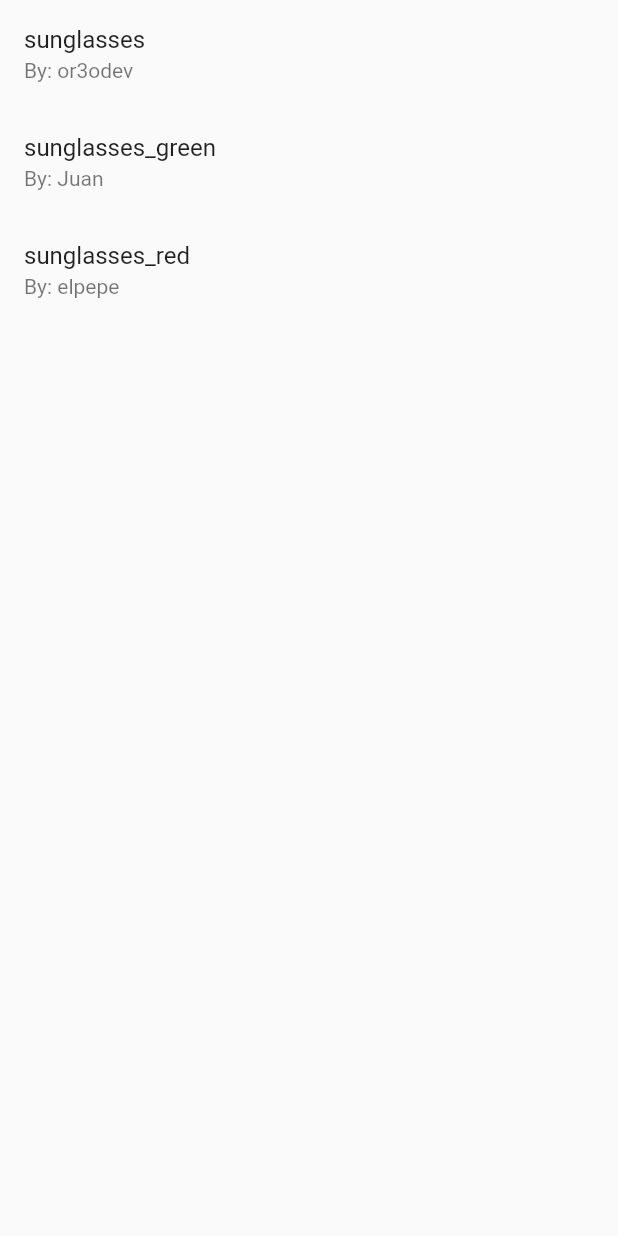
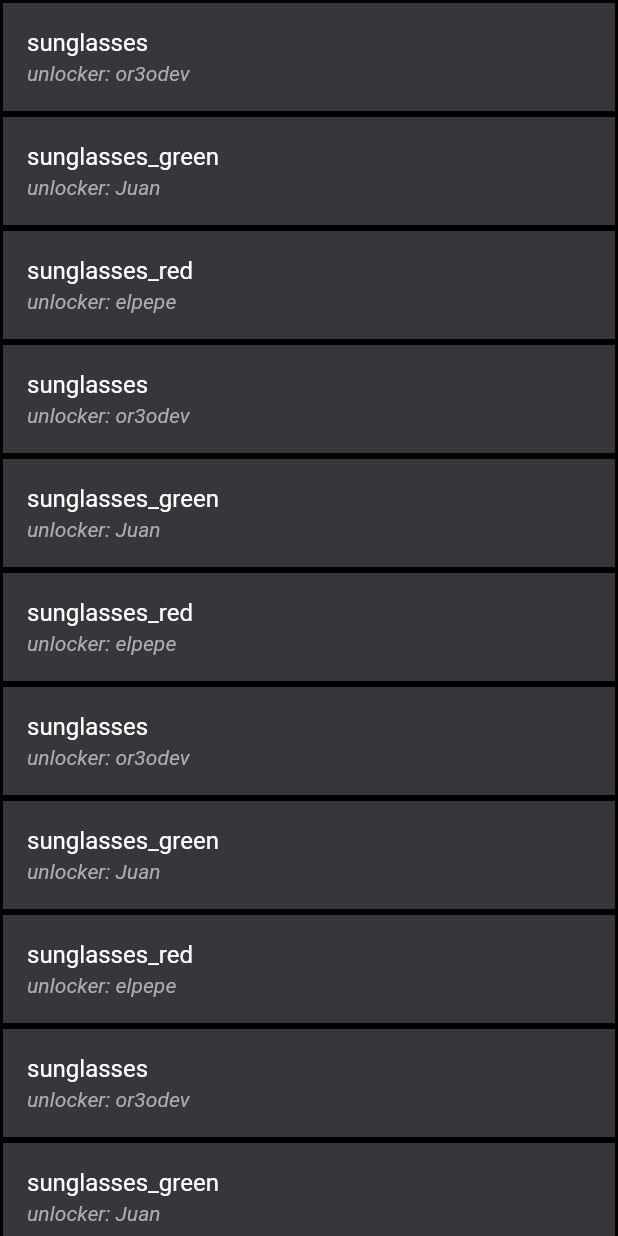
Before and after one commit to GalletaOreo98/LainChikita-Apk, a Flutter app: the screen it shows after launch, swiped to page 2, on a phone screen of 412 x 824 dp. Run offline on Flutter 3.47's test engine with Material 2 defaults, Android fonts, the light colour scheme and no system bars; our stand-ins replace audioplayers, fluttertoast, shared_preferences; missing offline and left inert: encrypt.

Commit message:
Add - Custom colors

```diff
--- /dev/null
+++ b/lain_chikita/lib/app_colors.dart
@@ -0,0 +1,9 @@
+import 'dart:ui';
+
+//Colores de Fondo
+const darkBackground = Color.fromARGB(255, 56, 53, 59);
+const mediumBackground = Color.fromARGB(255, 87, 71, 71);
+const lightBackground = Color.fromARGB(255, 87, 71, 71);
+
+//Colores de Texto
+const secondaryLightText = Color.fromARGB(255, 173, 173, 173);
--- a/lain_chikita/lib/global_vars.dart
+++ b/lain_chikita/lib/global_vars.dart
@@ -8,4 +8,19 @@ List<Map<String, dynamic>> inventory = [
   {'name': 'sunglasses', 'unlockedby': 'or3odev'},
   {'name': 'sunglasses_green', 'unlockedby': 'Juan'},
   {'name': 'sunglasses_red', 'unlockedby': 'elpepe'},
+  {'name': 'sunglasses', 'unlockedby': 'or3odev'},
+  {'name': 'sunglasses_green', 'unlockedby': 'Juan'},
+  {'name': 'sunglasses_red', 'unlockedby': 'elpepe'},
+  {'name': 'sunglasses', 'unlockedby': 'or3odev'},
+  {'name': 'sunglasses_green', 'unlockedby': 'Juan'},
+  {'name': 'sunglasses_red', 'unlockedby': 'elpepe'},
+  {'name': 'sunglasses', 'unlockedby': 'or3odev'},
+  {'name': 'sunglasses_green', 'unlockedby': 'Juan'},
+  {'name': 'sunglasses_red', 'unlockedby': 'elpepe'},
+  {'name': 'sunglasses', 'unlockedby': 'or3odev'},
+  {'name': 'sunglasses_green', 'unlockedby': 'Juan'},
+  {'name': 'sunglasses_red', 'unlockedby': 'elpepe'},
+  {'name': 'sunglasses', 'unlockedby': 'or3odev'},
+  {'name': 'sunglasses_green', 'unlockedby': 'Juan'},
+  {'name': 'sunglasses_red', 'unlockedby': 'elpepe'},
 ];
--- a/lain_chikita/lib/screens/inventory_screen.dart
+++ b/lain_chikita/lib/screens/inventory_screen.dart
@@ -1,5 +1,6 @@
 import 'package:flutter/material.dart';
 
+import '../app_colors.dart' as MY_APP_COLORS;
 import '../global_vars.dart';
 
 class InventoryScreen extends StatefulWidget {
@@ -11,7 +12,7 @@ class InventoryScreen extends StatefulWidget {
 }
 
 class MyWidgetState extends State<InventoryScreen> {
-  void _incrementCounter(String newAccessoryName) {
+  void changeAccessory(String newAccessoryName) {
     setState(() {
       accessoryName = newAccessoryName;
     });
@@ -22,16 +23,29 @@ class MyWidgetState extends State<InventoryScreen> {
   @override
   Widget build(BuildContext context) {
     return Container(
+      color: MY_APP_COLORS.darkBackground,
       child: ListView.builder(
         itemCount: inventory.length,
         itemBuilder: (BuildContext context, int index) {
           return InkWell(
               onTap: () {
-                _incrementCounter(inventory[index]['name']);
+                changeAccessory(inventory[index]['name']);
               },
-              child: ListTile(
-                title: Text(inventory[index]['name']),
-                subtitle: Text('By: ${inventory[index]['unlockedby']}'),
+              child: Container(
+                decoration: BoxDecoration(
+                  border: Border.all(
+                    color: Colors.black,
+                    width: 2,
+                  ),
+                ),
+                child: ListTile(
+                  textColor: Colors.white,
+                  title: Text(inventory[index]['name']),
+                  subtitle: Text('unlocker: ${inventory[index]['unlockedby']}',
+                      style: const TextStyle(
+                          color: MY_APP_COLORS.secondaryLightText,
+                          fontStyle: FontStyle.italic)),
+                ),
               ));
         },
       ),
```
